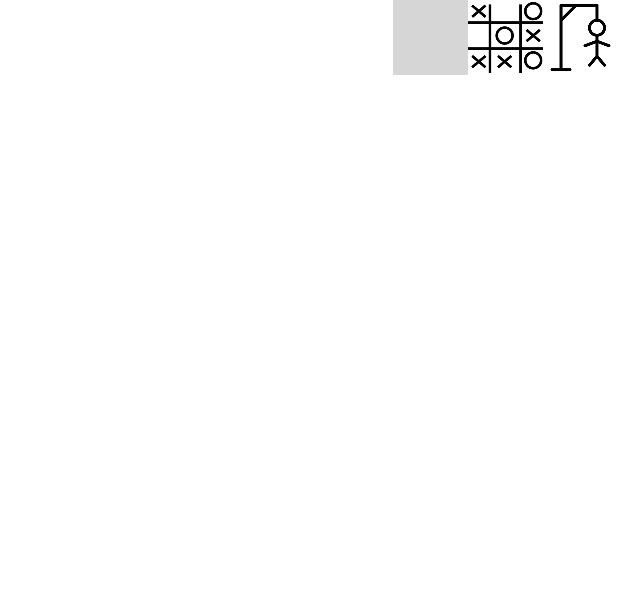
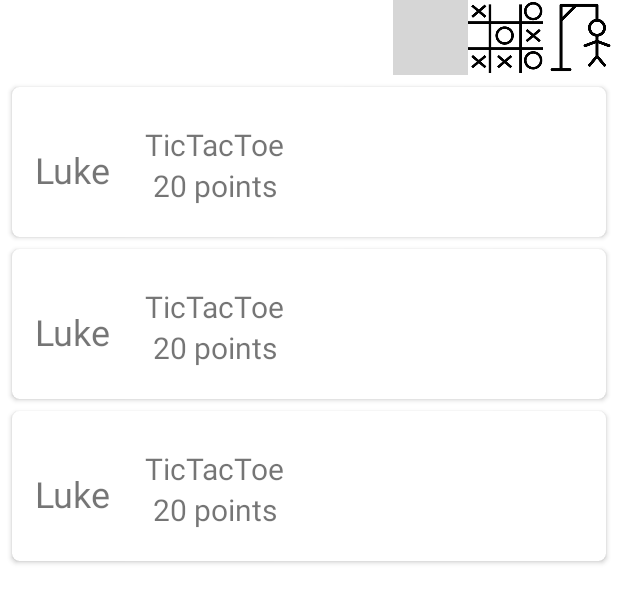
Before and after one commit to aw3335/Final-Project, an Android app: the layout fragment_high_score.xml on its own in the app's theme, with its tools: preview values and no code run, on a phone screen of 412 x 824 dp. Shown: the top 603 px of the screen. Run offline under Robolectric (Android 15) with nearby library versions, the phone set to English and light mode, and no system bars; grey boxes are pictures that could not be loaded.

Commit message:
TicTacToe done, Recycler View almost finished

```diff
--- a/app/src/main/java/com/hfad/finalproject/Results.java
+++ b/app/src/main/java/com/hfad/finalproject/Results.java
@@ -53,13 +53,14 @@ public class Results extends Fragment {
 
         btnSave.setOnClickListener(new View.OnClickListener() {
             public void onClick(View view) {
-                btnSave.setText("Saved!");
-                btnSave.setEnabled(false);
                 //save score to database
                 DBContract dbContract = new DBContract();
                 dbHelper.saveEntry(winner, game, score);
 
                 System.out.println(dbHelper.fetchAllEntries());
+
+                btnSave.setText("Saved!");
+                btnSave.setEnabled(false);
             }
         });
 
--- a/app/src/main/res/layout/fragment_high_score.xml
+++ b/app/src/main/res/layout/fragment_high_score.xml
@@ -38,4 +38,17 @@
         tools:layout_editor_absoluteX="225dp"
         tools:layout_editor_absoluteY="0dp" />
 
+    <androidx.recyclerview.widget.RecyclerView
+        android:id="@+id/recyclerView"
+        android:layout_width="match_parent"
+        android:layout_height="680dp"
+        app:layout_constraintBottom_toBottomOf="parent"
+        app:layout_constraintEnd_toEndOf="parent"
+        app:layout_constraintStart_toStartOf="parent"
+        app:layout_constraintTop_toBottomOf="@+id/imgTicTacToe"
+        app:layout_constraintVertical_bias="0.0"
+        tools:listitem="@layout/score_item">
+
+    </androidx.recyclerview.widget.RecyclerView>
+
 </androidx.constraintlayout.widget.ConstraintLayout>
--- /dev/null
+++ b/app/src/main/res/layout/score_item.xml
@@ -0,0 +1,57 @@
+<?xml version="1.0" encoding="utf-8"?>
+<androidx.cardview.widget.CardView
+    xmlns:app="http://schemas.android.com/apk/res-auto"
+    xmlns:android="http://schemas.android.com/apk/res/android"
+    xmlns:tools="http://schemas.android.com/tools"
+    android:layout_height="100dp"
+    android:layout_width="match_parent"
+    app:cardCornerRadius="5dp"
+    android:layout_marginLeft="8dp"
+    android:layout_marginRight="8dp"
+    android:layout_marginTop="8dp">
+
+    <androidx.constraintlayout.widget.ConstraintLayout
+        android:layout_width="match_parent"
+        android:layout_height="match_parent"
+        android:padding="5dp">
+
+        <TextView
+            android:id="@+id/txt_name"
+            android:layout_width="wrap_content"
+            android:layout_height="wrap_content"
+            android:layout_marginStart="10dp"
+            android:layout_marginTop="10dp"
+            android:text="Luke"
+            android:textSize="24sp"
+            app:layout_constraintBottom_toBottomOf="parent"
+            app:layout_constraintEnd_toEndOf="parent"
+            app:layout_constraintHorizontal_bias="0.0"
+            app:layout_constraintStart_toStartOf="parent"
+            app:layout_constraintTop_toTopOf="parent" />
+
+        <TextView
+            android:id="@+id/txt_game"
+            android:layout_width="wrap_content"
+            android:layout_height="wrap_content"
+            android:text="TicTacToe"
+            android:textSize="20sp"
+            app:layout_constraintBottom_toBottomOf="@+id/txt_name"
+            app:layout_constraintEnd_toEndOf="parent"
+            app:layout_constraintHorizontal_bias="0.1"
+            app:layout_constraintStart_toEndOf="@+id/txt_name"
+            app:layout_constraintTop_toTopOf="parent" />
+
+        <TextView
+            android:id="@+id/txt_points"
+            android:layout_width="wrap_content"
+            android:layout_height="wrap_content"
+            android:text="20 points"
+            android:textSize="20sp"
+            app:layout_constraintBottom_toBottomOf="parent"
+            app:layout_constraintEnd_toEndOf="@+id/txt_game"
+            app:layout_constraintStart_toStartOf="@+id/txt_game"
+            app:layout_constraintTop_toBottomOf="@+id/txt_game"
+            app:layout_constraintVertical_bias="0.0" />
+    </androidx.constraintlayout.widget.ConstraintLayout>
+
+</androidx.cardview.widget.CardView>
```
Also changed, not shown: app/src/main/java/com/hfad/finalproject/EntryListAdapter.java (added, +84 -0 lines), app/src/main/java/com/hfad/finalproject/HighScore.java (+41 -7 lines), app/src/main/java/com/hfad/finalproject/Score.java (deleted, +0 -55 lines), app/src/main/java/com/hfad/finalproject/TicTacToe.java (+27 -2 lines), app/src/main/res/layout/fragment_score.xml (deleted, +0 -44 lines).
